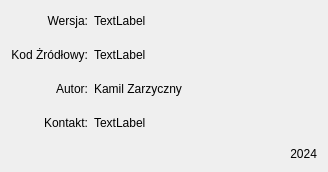
Qt form ui/about.ui (Kamzarr/asc_konwerter) before a commit.
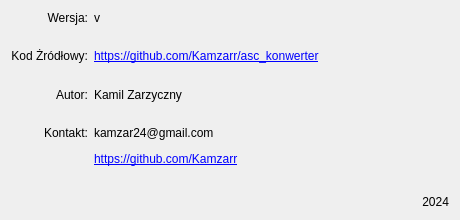
The same form after that commit.

Diff of the .ui file:
```diff
--- a/ui/about.ui
+++ b/ui/about.ui
@@ -6,8 +6,8 @@
    <rect>
     <x>0</x>
     <y>0</y>
-    <width>328</width>
-    <height>172</height>
+    <width>460</width>
+    <height>220</height>
    </rect>
   </property>
   <property name="font">
@@ -30,8 +30,24 @@
        <verstretch>0</verstretch>
       </sizepolicy>
      </property>
+     <property name="font">
+      <font>
+       <pointsize>9</pointsize>
+       <weight>50</weight>
+       <bold>false</bold>
+      </font>
+     </property>
      <property name="text">
-      <string>TextLabel</string>
+      <string>&lt;html&gt;&lt;head/&gt;&lt;body&gt;&lt;p&gt;kamzar24@gmail.com&lt;/p&gt;&lt;p&gt;&lt;a href=&quot;https://github.com/Kamzarr&quot;&gt;&lt;span style=&quot; text-decoration: underline; color:#0000ff;&quot;&gt;https://github.com/Kamzarr&lt;br/&gt;&lt;/span&gt;&lt;/a&gt;&lt;/p&gt;&lt;/body&gt;&lt;/html&gt;</string>
+     </property>
+     <property name="alignment">
+      <set>Qt::AlignLeading|Qt::AlignLeft|Qt::AlignTop</set>
+     </property>
+     <property name="openExternalLinks">
+      <bool>true</bool>
+     </property>
+     <property name="textInteractionFlags">
+      <set>Qt::LinksAccessibleByMouse|Qt::TextSelectableByKeyboard|Qt::TextSelectableByMouse</set>
      </property>
     </widget>
    </item>
@@ -47,7 +63,7 @@
       <string>Autor:</string>
      </property>
      <property name="alignment">
-      <set>Qt::AlignRight|Qt::AlignTrailing|Qt::AlignVCenter</set>
+      <set>Qt::AlignRight|Qt::AlignTop|Qt::AlignTrailing</set>
      </property>
     </widget>
    </item>
@@ -59,8 +75,24 @@
        <verstretch>0</verstretch>
       </sizepolicy>
      </property>
+     <property name="font">
+      <font>
+       <pointsize>9</pointsize>
+       <weight>50</weight>
+       <bold>false</bold>
+      </font>
+     </property>
      <property name="text">
-      <string>TextLabel</string>
+      <string>&lt;html&gt;&lt;head/&gt;&lt;body&gt;&lt;p&gt;&lt;a href=&quot;https://github.com/Kamzarr/asc_konwerter&quot;&gt;&lt;span style=&quot; text-decoration: underline; color:#0000ff;&quot;&gt;https://github.com/Kamzarr/asc_konwerter&lt;/span&gt;&lt;/a&gt;&lt;/p&gt;&lt;/body&gt;&lt;/html&gt;</string>
+     </property>
+     <property name="alignment">
+      <set>Qt::AlignLeading|Qt::AlignLeft|Qt::AlignTop</set>
+     </property>
+     <property name="openExternalLinks">
+      <bool>true</bool>
+     </property>
+     <property name="textInteractionFlags">
+      <set>Qt::LinksAccessibleByMouse|Qt::TextSelectableByKeyboard|Qt::TextSelectableByMouse</set>
      </property>
     </widget>
    </item>
@@ -72,9 +104,25 @@
        <verstretch>0</verstretch>
       </sizepolicy>
      </property>
+     <property name="font">
+      <font>
+       <pointsize>9</pointsize>
+       <weight>50</weight>
+       <bold>false</bold>
+      </font>
+     </property>
      <property name="text">
       <string>Kamil Zarzyczny</string>
      </property>
+     <property name="alignment">
+      <set>Qt::AlignLeading|Qt::AlignLeft|Qt::AlignTop</set>
+     </property>
+     <property name="openExternalLinks">
+      <bool>true</bool>
+     </property>
+     <property name="textInteractionFlags">
+      <set>Qt::LinksAccessibleByMouse|Qt::TextSelectableByKeyboard|Qt::TextSelectableByMouse</set>
+     </property>
     </widget>
    </item>
    <item row="0" column="0">
@@ -89,7 +137,7 @@
       <string>Wersja:</string>
      </property>
      <property name="alignment">
-      <set>Qt::AlignRight|Qt::AlignTrailing|Qt::AlignVCenter</set>
+      <set>Qt::AlignRight|Qt::AlignTop|Qt::AlignTrailing</set>
      </property>
     </widget>
    </item>
@@ -105,7 +153,7 @@
       <string>Kod Żródłowy:</string>
      </property>
      <property name="alignment">
-      <set>Qt::AlignRight|Qt::AlignTrailing|Qt::AlignVCenter</set>
+      <set>Qt::AlignRight|Qt::AlignTop|Qt::AlignTrailing</set>
      </property>
     </widget>
    </item>
@@ -117,8 +165,24 @@
        <verstretch>0</verstretch>
       </sizepolicy>
      </property>
+     <property name="font">
+      <font>
+       <pointsize>9</pointsize>
+       <weight>50</weight>
+       <bold>false</bold>
+      </font>
+     </property>
      <property name="text">
-      <string>TextLabel</string>
+      <string>v</string>
+     </property>
+     <property name="alignment">
+      <set>Qt::AlignLeading|Qt::AlignLeft|Qt::AlignTop</set>
+     </property>
+     <property name="openExternalLinks">
+      <bool>true</bool>
+     </property>
+     <property name="textInteractionFlags">
+      <set>Qt::LinksAccessibleByMouse|Qt::TextSelectableByKeyboard|Qt::TextSelectableByMouse</set>
      </property>
     </widget>
    </item>
@@ -134,7 +198,7 @@
       <string>Kontakt:</string>
      </property>
      <property name="alignment">
-      <set>Qt::AlignRight|Qt::AlignTrailing|Qt::AlignVCenter</set>
+      <set>Qt::AlignRight|Qt::AlignTop|Qt::AlignTrailing</set>
      </property>
     </widget>
    </item>
```
Left out of the diff: 2 changed lines with no effect on the pictures.
